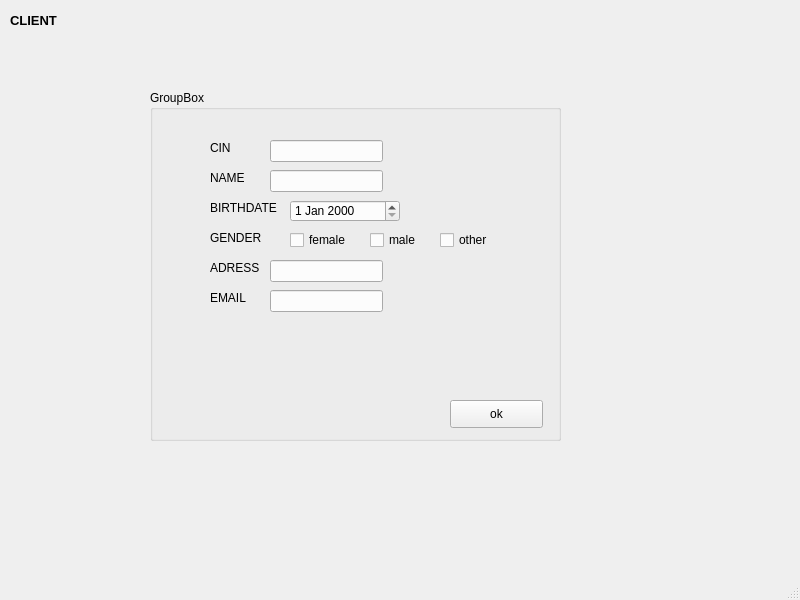
The window that mainwindow.ui (Meulonn/Portal) describes before a commit, drawn with Qt 5.
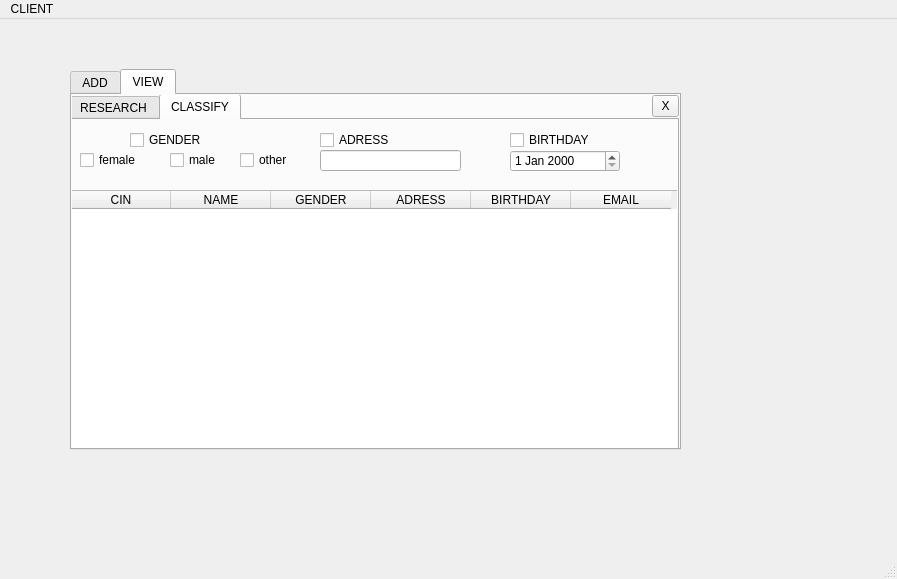
The same window after the commit. The open tabs and pages were chosen to show the change.

```diff
--- a/mainwindow.ui
+++ b/mainwindow.ui
@@ -6,32 +6,74 @@
    <rect>
     <x>0</x>
     <y>0</y>
-    <width>800</width>
-    <height>600</height>
+    <width>897</width>
+    <height>579</height>
    </rect>
   </property>
   <property name="windowTitle">
    <string>MainWindow</string>
   </property>
   <widget class="QWidget" name="centralwidget">
-   <widget class="QLabel" name="label">
+   <widget class="QTabWidget" name="tabWidget">
     <property name="geometry">
      <rect>
-      <x>210</x>
-      <y>140</y>
+      <x>70</x>
+      <y>50</y>
+      <width>611</width>
+      <height>381</height>
+     </rect>
+    </property>
+    <property name="currentIndex">
+     <number>0</number>
+    </property>
+    <widget class="QWidget" name="tab">
+     <attribute name="title">
+      <string>ADD</string>
+     </attribute>
+     <widget class="QCheckBox" name="checkBox_3">
+      <property name="geometry">
+       <rect>
+        <x>340</x>
+        <y>170</y>
+        <width>83</width>
+        <height>20</height>
+       </rect>
+      </property>
+      <property name="text">
+       <string>other</string>
+      </property>
+     </widget>
+     <widget class="QLabel" name="label_5">
+      <property name="geometry">
+       <rect>
+        <x>100</x>
+        <y>210</y>
       <width>56</width>
       <height>16</height>
      </rect>
     </property>
     <property name="text">
-     <string>CIN</string>
-    </property>
-   </widget>
-   <widget class="QLabel" name="label_2">
+       <string>ADRESS</string>
+      </property>
+     </widget>
+     <widget class="QCheckBox" name="checkBox">
     <property name="geometry">
      <rect>
-      <x>210</x>
+        <x>180</x>
       <y>170</y>
+        <width>83</width>
+        <height>20</height>
+       </rect>
+      </property>
+      <property name="text">
+       <string>female</string>
+      </property>
+     </widget>
+     <widget class="QLabel" name="label_4">
+      <property name="geometry">
+       <rect>
+        <x>100</x>
+        <y>250</y>
       <width>56</width>
       <height>16</height>
      </rect>
@@ -43,8 +85,8 @@
    <widget class="QLabel" name="label_3">
     <property name="geometry">
      <rect>
-      <x>210</x>
-      <y>200</y>
+        <x>100</x>
+        <y>130</y>
       <width>71</width>
       <height>16</height>
      </rect>
@@ -53,70 +95,11 @@
      <string>BIRTHDATE</string>
     </property>
    </widget>
-   <widget class="QLabel" name="label_4">
-    <property name="geometry">
-     <rect>
-      <x>210</x>
-      <y>290</y>
-      <width>56</width>
-      <height>16</height>
-     </rect>
-    </property>
-    <property name="text">
-     <string>EMAIL</string>
-    </property>
-   </widget>
-   <widget class="QLabel" name="label_5">
-    <property name="geometry">
-     <rect>
-      <x>210</x>
-      <y>260</y>
-      <width>56</width>
-      <height>16</height>
-     </rect>
-    </property>
-    <property name="text">
-     <string>ADRESS</string>
-    </property>
-   </widget>
-   <widget class="QLabel" name="label_6">
-    <property name="geometry">
-     <rect>
-      <x>210</x>
-      <y>230</y>
-      <width>56</width>
-      <height>16</height>
-     </rect>
-    </property>
-    <property name="text">
-     <string>GENDER</string>
-    </property>
-   </widget>
-   <widget class="QLabel" name="label_7">
-    <property name="geometry">
-     <rect>
-      <x>10</x>
-      <y>10</y>
-      <width>211</width>
-      <height>21</height>
-     </rect>
-    </property>
-    <property name="font">
-     <font>
-      <pointsize>10</pointsize>
-      <weight>75</weight>
-      <bold>true</bold>
-     </font>
-    </property>
-    <property name="text">
-     <string>CLIENT</string>
-    </property>
-   </widget>
    <widget class="QLineEdit" name="lineEdit">
     <property name="geometry">
      <rect>
-      <x>270</x>
-      <y>140</y>
+        <x>190</x>
+        <y>50</y>
       <width>113</width>
       <height>22</height>
      </rect>
@@ -125,8 +108,8 @@
    <widget class="QLineEdit" name="lineEdit_2">
     <property name="geometry">
      <rect>
-      <x>270</x>
-      <y>170</y>
+        <x>190</x>
+        <y>90</y>
       <width>113</width>
       <height>22</height>
      </rect>
@@ -135,51 +118,41 @@
    <widget class="QDateEdit" name="dateEdit">
     <property name="geometry">
      <rect>
-      <x>290</x>
-      <y>200</y>
+        <x>190</x>
+        <y>130</y>
       <width>110</width>
       <height>22</height>
      </rect>
     </property>
    </widget>
-   <widget class="QLineEdit" name="lineEdit_4">
+     <widget class="QLabel" name="label_6">
     <property name="geometry">
      <rect>
-      <x>270</x>
-      <y>260</y>
-      <width>113</width>
-      <height>22</height>
-     </rect>
-    </property>
+        <x>100</x>
+        <y>170</y>
+        <width>56</width>
+        <height>16</height>
+       </rect>
+      </property>
+      <property name="text">
+       <string>GENDER</string>
+      </property>
    </widget>
    <widget class="QLineEdit" name="lineEdit_5">
     <property name="geometry">
      <rect>
-      <x>270</x>
-      <y>290</y>
-      <width>113</width>
-      <height>22</height>
+        <x>190</x>
+        <y>250</y>
+        <width>201</width>
+        <height>21</height>
      </rect>
     </property>
    </widget>
-   <widget class="QCheckBox" name="checkBox">
-    <property name="geometry">
-     <rect>
-      <x>290</x>
-      <y>230</y>
-      <width>83</width>
-      <height>20</height>
-     </rect>
-    </property>
-    <property name="text">
-     <string>female</string>
-    </property>
-   </widget>
    <widget class="QCheckBox" name="checkBox_2">
     <property name="geometry">
      <rect>
-      <x>370</x>
-      <y>230</y>
+        <x>270</x>
+        <y>170</y>
       <width>83</width>
       <height>20</height>
      </rect>
@@ -188,43 +161,319 @@
      <string>male</string>
     </property>
    </widget>
-   <widget class="QCheckBox" name="checkBox_3">
+     <widget class="QLabel" name="label">
     <property name="geometry">
      <rect>
-      <x>440</x>
-      <y>230</y>
-      <width>83</width>
-      <height>20</height>
+        <x>100</x>
+        <y>50</y>
+        <width>56</width>
+        <height>16</height>
      </rect>
     </property>
     <property name="text">
-     <string>other</string>
-    </property>
-   </widget>
-   <widget class="QGroupBox" name="groupBox">
+       <string>CIN</string>
+      </property>
+     </widget>
+     <widget class="QLabel" name="label_2">
     <property name="geometry">
      <rect>
-      <x>150</x>
+        <x>100</x>
       <y>90</y>
-      <width>411</width>
-      <height>351</height>
-     </rect>
-    </property>
-    <property name="title">
-     <string>GroupBox</string>
-    </property>
+        <width>56</width>
+        <height>16</height>
+       </rect>
+      </property>
+      <property name="text">
+       <string>NAME</string>
+      </property>
+     </widget>
+     <widget class="QLineEdit" name="lineEdit_4">
+      <property name="geometry">
+       <rect>
+        <x>190</x>
+        <y>210</y>
+        <width>201</width>
+        <height>21</height>
+       </rect>
+      </property>
+     </widget>
     <widget class="QPushButton" name="pushButton">
      <property name="geometry">
       <rect>
-       <x>300</x>
-       <y>310</y>
+        <x>450</x>
+        <y>280</y>
        <width>93</width>
        <height>28</height>
       </rect>
      </property>
      <property name="text">
-      <string>ok</string>
-     </property>
+       <string>OK</string>
+      </property>
+     </widget>
+     <widget class="QToolButton" name="toolButton_2">
+      <property name="geometry">
+       <rect>
+        <x>580</x>
+        <y>0</y>
+        <width>27</width>
+        <height>22</height>
+       </rect>
+      </property>
+      <property name="text">
+       <string>X</string>
+      </property>
+     </widget>
+    </widget>
+    <widget class="QWidget" name="tab_2">
+     <attribute name="title">
+      <string>VIEW</string>
+     </attribute>
+     <widget class="QTabWidget" name="tabWidget_2">
+      <property name="geometry">
+       <rect>
+        <x>-4</x>
+        <y>-1</y>
+        <width>611</width>
+        <height>361</height>
+       </rect>
+      </property>
+      <property name="currentIndex">
+       <number>1</number>
+      </property>
+      <widget class="QWidget" name="widget">
+       <attribute name="title">
+        <string>RESEARCH</string>
+       </attribute>
+       <widget class="QLabel" name="label_7">
+        <property name="geometry">
+         <rect>
+          <x>10</x>
+          <y>10</y>
+          <width>56</width>
+          <height>16</height>
+         </rect>
+        </property>
+        <property name="text">
+         <string>CIN</string>
+        </property>
+       </widget>
+       <widget class="QLineEdit" name="lineEdit_3">
+        <property name="geometry">
+         <rect>
+          <x>70</x>
+          <y>10</y>
+          <width>113</width>
+          <height>22</height>
+         </rect>
+        </property>
+       </widget>
+       <widget class="QPlainTextEdit" name="plainTextEdit">
+        <property name="geometry">
+         <rect>
+          <x>20</x>
+          <y>50</y>
+          <width>211</width>
+          <height>231</height>
+         </rect>
+        </property>
+       </widget>
+       <widget class="QPushButton" name="pushButton_2">
+        <property name="geometry">
+         <rect>
+          <x>320</x>
+          <y>60</y>
+          <width>93</width>
+          <height>28</height>
+         </rect>
+        </property>
+        <property name="text">
+         <string>DELETE</string>
+        </property>
+       </widget>
+       <widget class="QPushButton" name="pushButton_3">
+        <property name="geometry">
+         <rect>
+          <x>320</x>
+          <y>100</y>
+          <width>93</width>
+          <height>28</height>
+         </rect>
+        </property>
+        <property name="text">
+         <string>UPDATE</string>
+        </property>
+       </widget>
+       <widget class="QPushButton" name="pushButton_4">
+        <property name="geometry">
+         <rect>
+          <x>320</x>
+          <y>140</y>
+          <width>93</width>
+          <height>28</height>
+         </rect>
+        </property>
+        <property name="text">
+         <string>OK</string>
+        </property>
+       </widget>
+      </widget>
+      <widget class="QWidget" name="tab_4">
+       <attribute name="title">
+        <string>CLASSIFY</string>
+       </attribute>
+       <widget class="QLineEdit" name="lineEdit_6">
+        <property name="geometry">
+         <rect>
+          <x>250</x>
+          <y>30</y>
+          <width>141</width>
+          <height>21</height>
+         </rect>
+        </property>
+       </widget>
+       <widget class="QTableWidget" name="tableWidget_2">
+        <property name="geometry">
+         <rect>
+          <x>0</x>
+          <y>70</y>
+          <width>611</width>
+          <height>261</height>
+         </rect>
+        </property>
+        <column>
+         <property name="text">
+          <string>CIN</string>
+         </property>
+        </column>
+        <column>
+         <property name="text">
+          <string>NAME</string>
+         </property>
+        </column>
+        <column>
+         <property name="text">
+          <string>GENDER</string>
+         </property>
+        </column>
+        <column>
+         <property name="text">
+          <string>ADRESS</string>
+         </property>
+        </column>
+        <column>
+         <property name="text">
+          <string>BIRTHDAY</string>
+         </property>
+        </column>
+        <column>
+         <property name="text">
+          <string>EMAIL</string>
+         </property>
+        </column>
+       </widget>
+       <widget class="QCheckBox" name="checkBox_4">
+        <property name="geometry">
+         <rect>
+          <x>60</x>
+          <y>10</y>
+          <width>83</width>
+          <height>20</height>
+         </rect>
+        </property>
+        <property name="text">
+         <string>GENDER</string>
+        </property>
+       </widget>
+       <widget class="QCheckBox" name="checkBox_5">
+        <property name="geometry">
+         <rect>
+          <x>250</x>
+          <y>10</y>
+          <width>83</width>
+          <height>20</height>
+         </rect>
+        </property>
+        <property name="text">
+         <string>ADRESS</string>
+        </property>
+       </widget>
+       <widget class="QCheckBox" name="checkBox_6">
+        <property name="geometry">
+         <rect>
+          <x>440</x>
+          <y>10</y>
+          <width>83</width>
+          <height>20</height>
+         </rect>
+        </property>
+        <property name="text">
+         <string>BIRTHDAY</string>
+        </property>
+       </widget>
+       <widget class="QDateEdit" name="dateEdit_2">
+        <property name="geometry">
+         <rect>
+          <x>440</x>
+          <y>30</y>
+          <width>110</width>
+          <height>22</height>
+         </rect>
+        </property>
+       </widget>
+       <widget class="QCheckBox" name="checkBox_7">
+        <property name="geometry">
+         <rect>
+          <x>100</x>
+          <y>30</y>
+          <width>83</width>
+          <height>20</height>
+         </rect>
+        </property>
+        <property name="text">
+         <string>male</string>
+        </property>
+       </widget>
+       <widget class="QCheckBox" name="checkBox_8">
+        <property name="geometry">
+         <rect>
+          <x>10</x>
+          <y>30</y>
+          <width>83</width>
+          <height>20</height>
+         </rect>
+        </property>
+        <property name="text">
+         <string>female</string>
+        </property>
+       </widget>
+       <widget class="QCheckBox" name="checkBox_9">
+        <property name="geometry">
+         <rect>
+          <x>170</x>
+          <y>30</y>
+          <width>83</width>
+          <height>20</height>
+         </rect>
+        </property>
+        <property name="text">
+         <string>other</string>
+        </property>
+       </widget>
+      </widget>
+     </widget>
+     <widget class="QToolButton" name="toolButton">
+      <property name="geometry">
+       <rect>
+        <x>580</x>
+        <y>0</y>
+        <width>27</width>
+        <height>22</height>
+       </rect>
+      </property>
+      <property name="text">
+       <string>X</string>
+      </property>
+     </widget>
     </widget>
    </widget>
   </widget>
@@ -233,10 +482,16 @@
     <rect>
      <x>0</x>
      <y>0</y>
-     <width>800</width>
+     <width>897</width>
      <height>26</height>
     </rect>
    </property>
+   <widget class="QMenu" name="menuCLIENT">
+    <property name="title">
+     <string>CLIENT</string>
+    </property>
+   </widget>
+   <addaction name="menuCLIENT"/>
   </widget>
   <widget class="QStatusBar" name="statusbar"/>
  </widget>
```
Left out of the diff: 5 changed lines with no effect on the pictures. Lines whose indentation alone changed are shown as unchanged.
